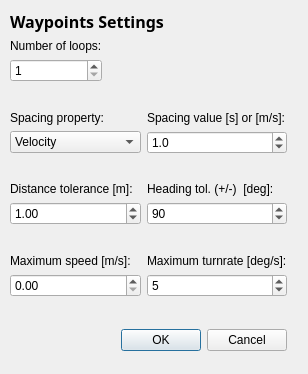
Before: the Qt Designer form src/libs/orcaqgui2dfactory/wptolerancesdialog.ui in naderman/orca-robotics, drawn with Qt 5.
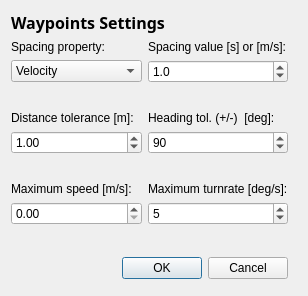
After: the same form once the commit is applied.

Commit message: number of loops moved to table widget, avoids NxN loops on reloading paths

Patch:
```diff
--- a/src/libs/orcaqgui2dfactory/wptolerancesdialog.ui
+++ b/src/libs/orcaqgui2dfactory/wptolerancesdialog.ui
@@ -6,7 +6,7 @@
     <x>0</x>
     <y>0</y>
     <width>308</width>
-    <height>374</height>
+    <height>296</height>
    </rect>
   </property>
   <property name="sizePolicy" >
@@ -20,13 +20,13 @@
   <property name="windowTitle" >
    <string>Waypoints Settings</string>
   </property>
-  <widget class="QWidget" name="layoutWidget" >
+  <widget class="QWidget" name="" >
    <property name="geometry" >
     <rect>
-     <x>10</x>
-     <y>10</y>
+     <x>11</x>
+     <y>11</y>
      <width>277</width>
-     <height>346</height>
+     <height>273</height>
     </rect>
    </property>
    <layout class="QGridLayout" >
@@ -36,63 +36,94 @@
     <property name="spacing" >
      <number>6</number>
     </property>
-    <item row="6" column="0" colspan="3" >
-     <spacer>
-      <property name="orientation" >
-       <enum>Qt::Vertical</enum>
-      </property>
-      <property name="sizeHint" >
-       <size>
-        <width>271</width>
-        <height>20</height>
-       </size>
-      </property>
-     </spacer>
-    </item>
-    <item row="5" column="2" >
-     <widget class="QDoubleSpinBox" name="spacingValueSpin" >
-      <property name="decimals" >
-       <number>1</number>
-      </property>
-      <property name="maximum" >
-       <double>10000.000000000000000</double>
-      </property>
-      <property name="singleStep" >
-       <double>0.100000000000000</double>
-      </property>
-      <property name="value" >
-       <double>1.000000000000000</double>
-      </property>
-     </widget>
-    </item>
-    <item row="7" column="0" colspan="2" >
-     <widget class="QLabel" name="distanceLabel" >
-      <property name="text" >
-       <string>Distance tolerance [m]:</string>
-      </property>
-     </widget>
-    </item>
-    <item row="4" column="2" >
+    <item row="1" column="1" >
      <widget class="QLabel" name="spacingLabel_2" >
       <property name="text" >
        <string>Spacing value [s] or [m/s]:</string>
       </property>
      </widget>
     </item>
-    <item row="8" column="0" colspan="2" >
-     <widget class="QDoubleSpinBox" name="distanceSpin" >
+    <item row="0" column="0" colspan="2" >
+     <widget class="QLabel" name="label" >
+      <property name="text" >
+       <string>&lt;html>&lt;head>&lt;meta name="qrichtext" content="1" />&lt;/head>&lt;body style=" white-space: pre-wrap; font-family:Sans Serif; font-size:9pt; font-weight:400; font-style:normal; text-decoration:none;">&lt;p style=" margin-top:0px; margin-bottom:0px; margin-left:0px; margin-right:0px; -qt-block-indent:0; text-indent:0px;">&lt;span style=" font-size:12pt; font-weight:600;">Waypoints Settings&lt;/span>&lt;/p>&lt;/body>&lt;/html></string>
+      </property>
+     </widget>
+    </item>
+    <item row="4" column="1" >
+     <widget class="QLabel" name="headingLabel" >
+      <property name="text" >
+       <string>Heading tol. (+/-)  [deg]:</string>
+      </property>
+     </widget>
+    </item>
+    <item row="3" column="0" colspan="2" >
+     <spacer>
+      <property name="orientation" >
+       <enum>Qt::Vertical</enum>
+      </property>
+      <property name="sizeHint" >
+       <size>
+        <width>271</width>
+        <height>20</height>
+       </size>
+      </property>
+     </spacer>
+    </item>
+    <item row="1" column="0" >
+     <widget class="QLabel" name="spacingLabel" >
+      <property name="text" >
+       <string>Spacing property:</string>
+      </property>
+     </widget>
+    </item>
+    <item row="5" column="1" >
+     <widget class="QSpinBox" name="headingSpin" >
       <property name="maximum" >
-       <double>10.000000000000000</double>
+       <number>180</number>
       </property>
       <property name="singleStep" >
-       <double>0.200000000000000</double>
+       <number>5</number>
       </property>
       <property name="value" >
-       <double>1.000000000000000</double>
+       <number>90</number>
       </property>
      </widget>
     </item>
-    <item row="5" column="0" colspan="2" >
+    <item row="9" column="0" colspan="2" >
+     <spacer>
+      <property name="orientation" >
+       <enum>Qt::Vertical</enum>
+      </property>
+      <property name="sizeHint" >
+       <size>
+        <width>271</width>
+        <height>20</height>
+       </size>
+      </property>
+     </spacer>
+    </item>
+    <item row="8" column="1" >
+     <widget class="QSpinBox" name="maxTurnrateSpin" >
+      <property name="maximum" >
+       <number>2000000</number>
+      </property>
+      <property name="singleStep" >
+       <number>1</number>
+      </property>
+      <property name="value" >
+       <number>5</number>
+      </property>
+     </widget>
+    </item>
+    <item row="4" column="0" >
+     <widget class="QLabel" name="distanceLabel" >
+      <property name="text" >
+       <string>Distance tolerance [m]:</string>
+      </property>
+     </widget>
+    </item>
+    <item row="2" column="0" >
      <widget class="QComboBox" name="spacingPropertyCombo" >
       <item>
        <property name="text" >
@@ -106,23 +137,36 @@
       </item>
      </widget>
     </item>
-    <item row="2" column="0" >
-     <widget class="QSpinBox" name="numLoopsSpin" >
+    <item row="8" column="0" >
+     <widget class="QDoubleSpinBox" name="maxSpeedSpin" >
       <property name="maximum" >
-       <number>1000</number>
+       <double>2000000.000000000000000</double>
       </property>
-      <property name="minimum" >
+      <property name="singleStep" >
+       <double>0.200000000000000</double>
+      </property>
+      <property name="value" >
+       <double>0.000000000000000</double>
+      </property>
+     </widget>
+    </item>
+    <item row="2" column="1" >
+     <widget class="QDoubleSpinBox" name="spacingValueSpin" >
+      <property name="decimals" >
        <number>1</number>
       </property>
+      <property name="maximum" >
+       <double>10000.000000000000000</double>
+      </property>
       <property name="singleStep" >
-       <number>1</number>
+       <double>0.100000000000000</double>
       </property>
       <property name="value" >
-       <number>1</number>
+       <double>1.000000000000000</double>
       </property>
      </widget>
     </item>
-    <item row="13" column="0" colspan="3" >
+    <item row="10" column="0" colspan="2" >
      <layout class="QHBoxLayout" >
       <property name="margin" >
        <number>0</number>
@@ -159,136 +203,43 @@
       </item>
      </layout>
     </item>
-    <item row="1" column="0" >
-     <widget class="QLabel" name="loopsLabel" >
-      <property name="text" >
-       <string>Number of loops:</string>
-      </property>
-     </widget>
-    </item>
-    <item row="8" column="2" >
-     <widget class="QSpinBox" name="headingSpin" >
-      <property name="maximum" >
-       <number>180</number>
-      </property>
-      <property name="singleStep" >
-       <number>5</number>
-      </property>
-      <property name="value" >
-       <number>90</number>
-      </property>
-     </widget>
-    </item>
-    <item row="10" column="0" colspan="2" >
-     <widget class="QLabel" name="maxSpeedLabel" >
-      <property name="text" >
-       <string>Maximum speed [m/s]:</string>
-      </property>
-     </widget>
-    </item>
-    <item row="11" column="0" colspan="2" >
-     <widget class="QDoubleSpinBox" name="maxSpeedSpin" >
-      <property name="maximum" >
-       <double>2000000.000000000000000</double>
-      </property>
-      <property name="singleStep" >
-       <double>0.200000000000000</double>
-      </property>
-      <property name="value" >
-       <double>0.000000000000000</double>
-      </property>
-     </widget>
-    </item>
-    <item row="3" column="0" colspan="3" >
-     <spacer>
-      <property name="orientation" >
-       <enum>Qt::Vertical</enum>
-      </property>
-      <property name="sizeHint" >
-       <size>
-        <width>271</width>
-        <height>20</height>
-       </size>
-      </property>
-     </spacer>
-    </item>
-    <item row="9" column="0" colspan="3" >
-     <spacer>
-      <property name="orientation" >
-       <enum>Qt::Vertical</enum>
-      </property>
-      <property name="sizeHint" >
-       <size>
-        <width>271</width>
-        <height>16</height>
-       </size>
-      </property>
-     </spacer>
-    </item>
-    <item row="10" column="2" >
+    <item row="7" column="1" >
      <widget class="QLabel" name="maxTurnrateLabel" >
       <property name="text" >
        <string>Maximum turnrate [deg/s]:</string>
       </property>
      </widget>
     </item>
-    <item rowspan="2" row="1" column="1" colspan="2" >
-     <spacer>
-      <property name="orientation" >
-       <enum>Qt::Horizontal</enum>
-      </property>
-      <property name="sizeHint" >
-       <size>
-        <width>141</width>
-        <height>41</height>
-       </size>
-      </property>
-     </spacer>
-    </item>
-    <item row="0" column="0" colspan="3" >
-     <widget class="QLabel" name="label" >
-      <property name="text" >
-       <string>&lt;html>&lt;head>&lt;meta name="qrichtext" content="1" />&lt;/head>&lt;body style=" white-space: pre-wrap; font-family:Sans Serif; font-size:9pt; font-weight:400; font-style:normal; text-decoration:none;">&lt;p style=" margin-top:0px; margin-bottom:0px; margin-left:0px; margin-right:0px; -qt-block-indent:0; text-indent:0px;">&lt;span style=" font-size:12pt; font-weight:600;">Waypoints Settings&lt;/span>&lt;/p>&lt;/body>&lt;/html></string>
-      </property>
-     </widget>
-    </item>
-    <item row="12" column="0" colspan="3" >
-     <spacer>
-      <property name="orientation" >
-       <enum>Qt::Vertical</enum>
-      </property>
-      <property name="sizeHint" >
-       <size>
-        <width>271</width>
-        <height>20</height>
-       </size>
-      </property>
-     </spacer>
-    </item>
-    <item row="4" column="0" colspan="2" >
-     <widget class="QLabel" name="spacingLabel" >
-      <property name="text" >
-       <string>Spacing property:</string>
-      </property>
-     </widget>
-    </item>
-    <item row="11" column="2" >
-     <widget class="QSpinBox" name="maxTurnrateSpin" >
+    <item row="5" column="0" >
+     <widget class="QDoubleSpinBox" name="distanceSpin" >
       <property name="maximum" >
-       <number>2000000</number>
+       <double>10.000000000000000</double>
       </property>
       <property name="singleStep" >
-       <number>1</number>
+       <double>0.200000000000000</double>
       </property>
       <property name="value" >
-       <number>5</number>
+       <double>1.000000000000000</double>
       </property>
      </widget>
     </item>
-    <item row="7" column="2" >
-     <widget class="QLabel" name="headingLabel" >
+    <item row="6" column="0" colspan="2" >
+     <spacer>
+      <property name="orientation" >
+       <enum>Qt::Vertical</enum>
+      </property>
+      <property name="sizeHint" >
+       <size>
+        <width>271</width>
+        <height>16</height>
+       </size>
+      </property>
+     </spacer>
+    </item>
+    <item row="7" column="0" >
+     <widget class="QLabel" name="maxSpeedLabel" >
       <property name="text" >
-       <string>Heading tol. (+/-)  [deg]:</string>
+       <string>Maximum speed [m/s]:</string>
       </property>
      </widget>
     </item>
```
The commit also changes 5 other files.
